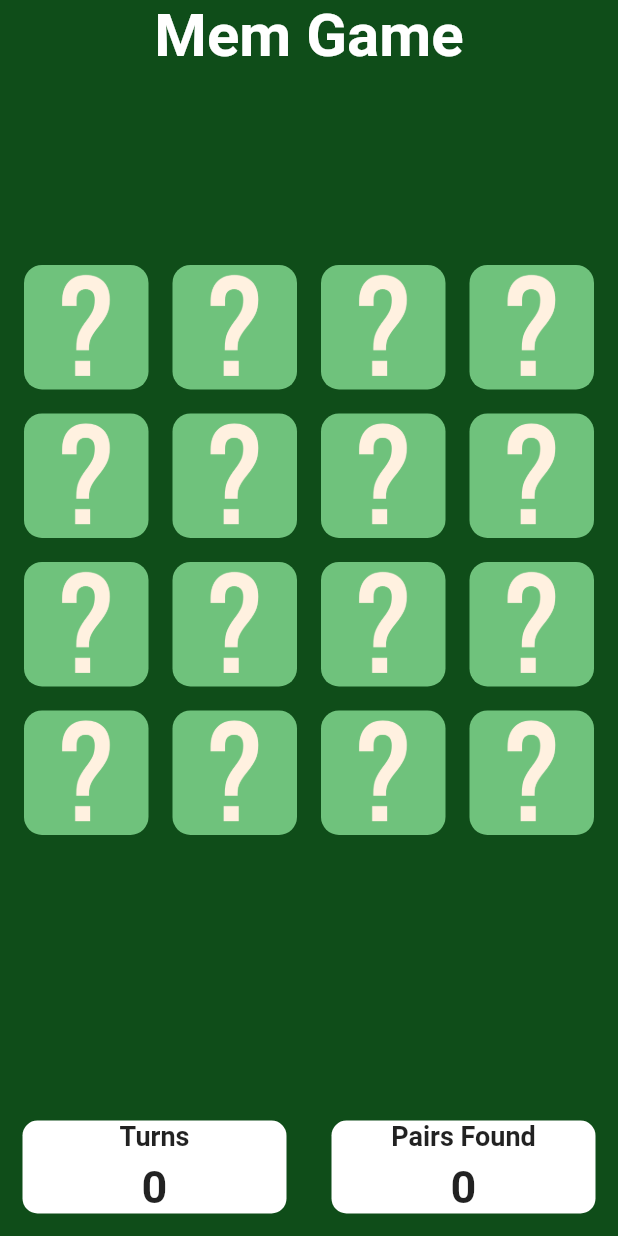
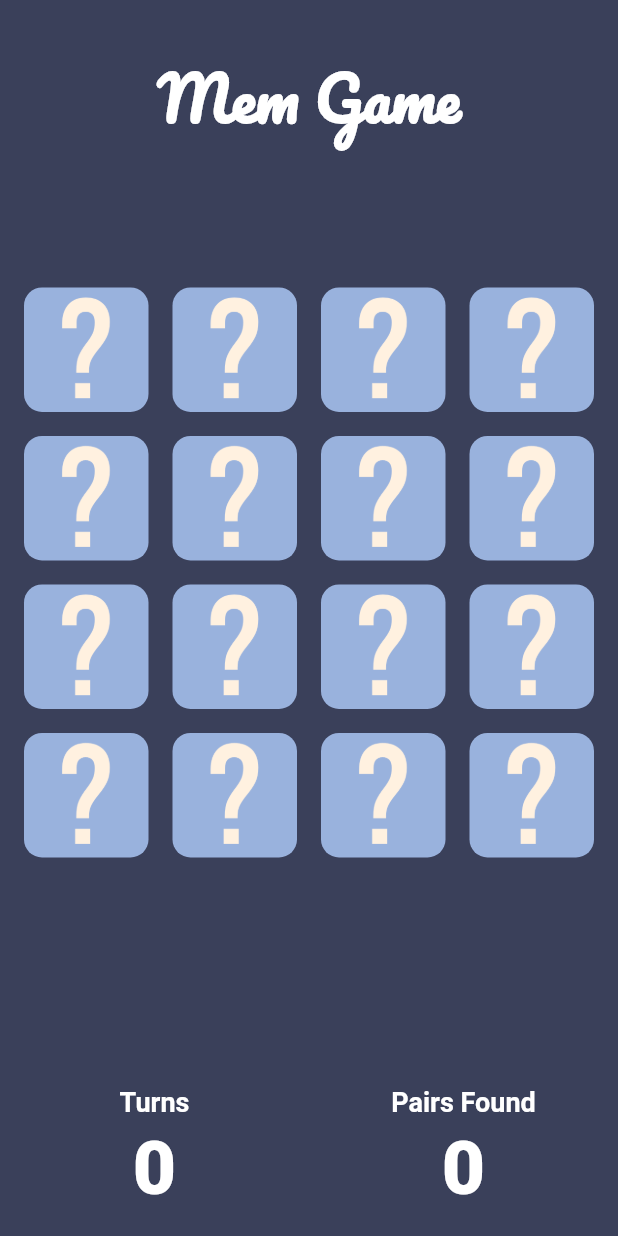
Before and after one commit to akash744/Mem_Game, a Flutter app: the screen it shows after launch, on a phone screen of 412 x 824 dp. Run offline on Flutter 3.47's test engine with Material 2 defaults, Android fonts, the phone set to English and light mode, and no system bars.

Commit message:
updated ui

```diff
--- a/mem_game/lib/components/custom_card.dart
+++ b/mem_game/lib/components/custom_card.dart
@@ -1,12 +1,11 @@
 import 'package:flutter/material.dart';
 
-Widget CustomCard(String title, String info) {
+Widget CustomCard(String title, String value) {
   return Expanded(
       child: Container(
     margin: EdgeInsets.all(15.0),
     decoration: BoxDecoration(
-        color: Colors.white,
-        borderRadius: BorderRadius.circular(10.0),
+      color: Color(0xFF3A405A),
     ),
     child: Column(
       children: [
@@ -15,17 +14,21 @@ Widget CustomCard(String title, String info) {
           style: const TextStyle(
             fontSize: 18.0,
             fontWeight: FontWeight.bold,
+            color: Colors.white,
           ),
         ),
         const SizedBox(
-            height: 6.0,
+          height: 5.0,
         ),
         Text(
-            info,
-            style: TextStyle(fontSize: 30.0, fontWeight: FontWeight.bold),
+          value,
+          style: const TextStyle(
+            fontSize: 50.0,
+            fontWeight: FontWeight.w900,
+            color: Colors.white,
+          ),
         ),
       ],
     ),
-    )
-  );
+  ));
 }
--- a/mem_game/lib/main.dart
+++ b/mem_game/lib/main.dart
@@ -41,11 +41,14 @@ class _HomeScreenState extends State<HomeScreen> {
   @override
   Widget build(BuildContext context) {
     return Scaffold(
-      backgroundColor: Color(0xFF0f4d19),
+      backgroundColor: Color(0xFF3A405A),
       body: Column(
         crossAxisAlignment: CrossAxisAlignment.center,
         mainAxisAlignment: MainAxisAlignment.center,
         children: <Widget>[
+          const SizedBox(
+            height: 30,
+          ),
           const Center(
             child: Text(
               "Mem Game",
@@ -53,6 +56,7 @@ class _HomeScreenState extends State<HomeScreen> {
                 fontSize: 40.0,
                 fontWeight: FontWeight.bold,
                 color: Colors.white,
+                fontFamily: 'Pacifico',
               ),
             ),
           ),
@@ -111,7 +115,7 @@ class _HomeScreenState extends State<HomeScreen> {
                         child: Container(
                           padding: EdgeInsets.all(16.0),
                           decoration: BoxDecoration(
-                            color: Color(0xFF6fc27c),
+                            color: Color(0xFF99B2DD),
                             borderRadius: BorderRadius.circular(12.0),
                             image: DecorationImage(
                               image: AssetImage(_game.cardImgList![index]),
```
Also changed, not shown: mem_game/pubspec.yaml (+4 -4 lines), mem_game/fonts/Pacifico-Regular.ttf (added). Lines whose indentation alone changed are shown as unchanged.
